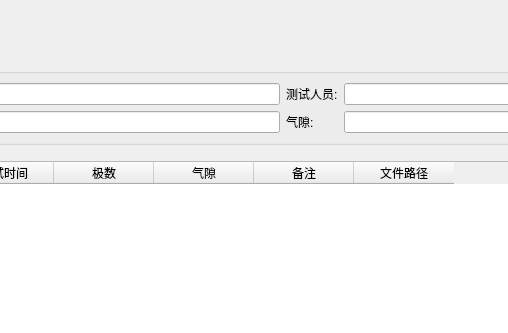
Qt form src/ui/history_panel.ui (IceSugarZxy/MARS-pro) before a commit; both pictures show x 167 to 675 and y 0 to 333 of the 900 by 600 pixel window.
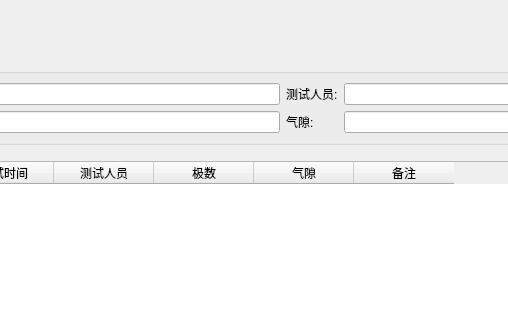
The same form after that commit.

```diff
--- a/src/ui/history_panel.ui
+++ b/src/ui/history_panel.ui
@@ -139,6 +139,11 @@
           <string>测试时间</string>
          </property>
         </column>
+        <column>
+         <property name="text">
+          <string>测试人员</string>
+         </property>
+        </column>
         <column>
          <property name="text">
           <string>极数</string>
@@ -154,11 +159,6 @@
           <string>备注</string>
          </property>
         </column>
-        <column>
-         <property name="text">
-          <string>文件路径</string>
-         </property>
-        </column>
         <attribute name="selectionBehavior">
          <enum>QAbstractItemView::SelectRows</enum>
         </attribute>
```
